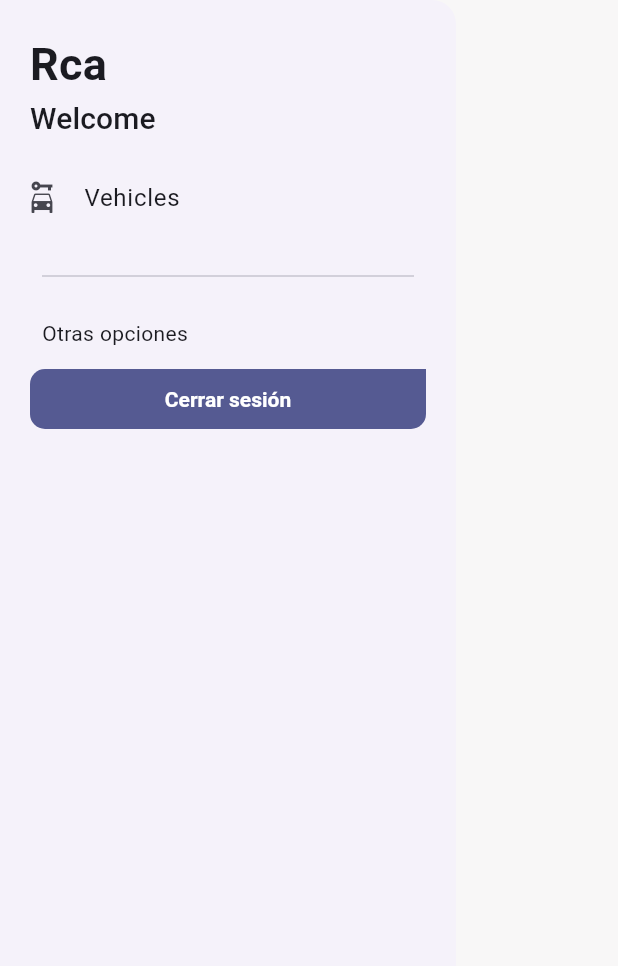
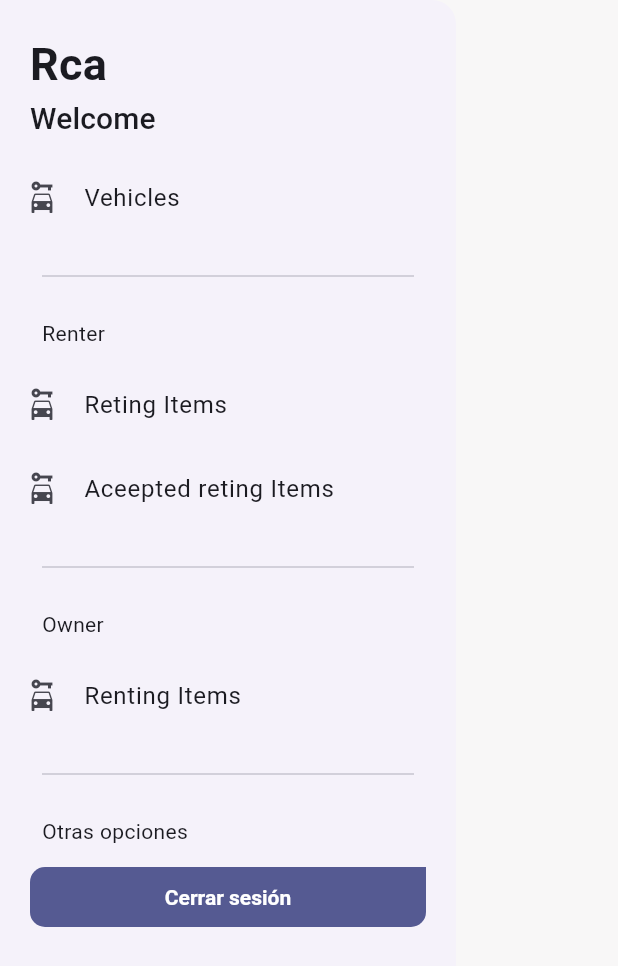
Before and after one commit to RentCarAssits/rca-app, a Flutter app: the SideMenu widget shown alone on an empty page, opened directly with empty values, on a phone screen of 412 x 824 dp. Shown: the top 966 px of the screen. Run offline on Flutter 3.47's test engine with Material 2 defaults, Android fonts, the phone set to English and light mode, and no system bars; our stand-ins replace dio, flutter_dotenv, flutter_riverpod, formz, go_router, google_fonts and 1 more; statements that could not run were skipped.

Commit message:
feat: add views for owner and renter  :o2:

```diff
--- a/lib/renting/domain/entities/vehicle.dart
+++ b/lib/renting/domain/entities/vehicle.dart
@@ -2,6 +2,7 @@
 import 'package:rca_app/iam/domain/domain.dart';
 
 class Vehicle {
+  final int? id;
   final String name;
   final String brand;
   final String model;
@@ -17,6 +18,7 @@ class Vehicle {
   final List<String> categories;
 
   Vehicle({
+    this.id,
     required this.name,
     required this.brand,
     required this.model,
--- a/lib/renting/presentation/screens/suppliers/vehicles_screen.dart
+++ b/lib/renting/presentation/screens/suppliers/vehicles_screen.dart
@@ -48,7 +48,7 @@ class _VehiclesViewState extends ConsumerState<_VehiclesView> {
         itemBuilder: (context, index) {
           final vehicle = vehiclesState.vehicles[index];
           return GestureDetector(
-            onTap: () => context.push('/vehicles/${vehicle.ownerId}'),
+            onTap: () => context.push('/vehicles/${vehicle.id}'),
             child: VehicleCard(vehicle: vehicle),
           );
         },
--- a/lib/shared/config/router/app_router.dart
+++ b/lib/shared/config/router/app_router.dart
@@ -1,4 +1,3 @@
-
 import 'package:flutter_riverpod/flutter_riverpod.dart';
 import 'package:go_router/go_router.dart';
 import 'package:rca_app/iam/iam.dart';
@@ -11,7 +10,6 @@ import 'package:rca_app/renting/presentation/screens/screens.dart';
 final appRouter = GoRouter(
   initialLocation: '/login',
   routes: [
-
     ///Iam
     GoRoute(
       path: '/login',
@@ -27,18 +25,23 @@ final appRouter = GoRouter(
       path: '/vehicles',
       builder: (context, state) => const VehiclesScreen(),
     ),
+    GoRoute(
+      path: '/vehicles/:id',
+      builder: (context, state) =>
+          VehicleScreen(vehicleId: int.parse(state.params['id'] ?? '0')),
+    ),
 
     GoRoute(
       path: '/renter-renting-order-items',
       builder: (context, state) => const RenterRentingOrdenItemsScreen(),
     ),
 
-     GoRoute(
+    GoRoute(
       path: '/accepted-renting-order-items',
       builder: (context, state) => const AcceptedRentingOrdenItemsScreen(),
     ),
 
-     GoRoute(
+    GoRoute(
       path: '/owner-renting-order-items',
       builder: (context, state) => const RentingOrdenItemsByVehicleScreen(),
     ),
--- a/lib/shared/widgets/side_menu.dart
+++ b/lib/shared/widgets/side_menu.dart
@@ -2,40 +2,33 @@ import 'package:flutter/material.dart';
 import 'package:flutter_riverpod/flutter_riverpod.dart';
 import 'package:go_router/go_router.dart';
 import 'package:rca_app/iam/presentation/providers/auth_provider.dart';
+
 // import 'package:go_router/go_router.dart';
 import 'package:rca_app/shared/shared.dart';
 
 import 'custom_filled_button.dart';
 
 class SideMenu extends ConsumerStatefulWidget {
-
   final GlobalKey<ScaffoldState> scaffoldKey;
 
-  const SideMenu({
-    super.key,
-    required this.scaffoldKey
-  });
+  const SideMenu({super.key, required this.scaffoldKey});
 
   @override
   SideMenuState createState() => SideMenuState();
 }
 
 class SideMenuState extends ConsumerState<SideMenu> {
-
   int navDrawerIndex = 0;
 
   @override
   Widget build(BuildContext context) {
-
     final hasNotch = MediaQuery.of(context).viewPadding.top > 35;
     final textStyles = Theme.of(context).textTheme;
-
 
     return NavigationDrawer(
         elevation: 1,
         selectedIndex: navDrawerIndex,
         onDestinationSelected: (value) {
-
           setState(() {
             navDrawerIndex = value;
           });
@@ -43,37 +36,60 @@ class SideMenuState extends ConsumerState<SideMenu> {
           // final menuItem = appMenuItems[value];
           // context.push( menuItem.link );
           widget.scaffoldKey.currentState?.closeDrawer();
-
         },
         children: [
-
           Padding(
             padding: EdgeInsets.fromLTRB(20, hasNotch ? 0 : 20, 16, 0),
-            child: Text('Rca', style: textStyles.titleMedium ),
+            child: Text('Rca', style: textStyles.titleMedium),
           ),
-
           Padding(
             padding: const EdgeInsets.fromLTRB(20, 0, 16, 10),
-            child: Text('Welcome', style: textStyles.titleSmall ),
+            child: Text('Welcome', style: textStyles.titleSmall),
           ),
-
-          const ListTile(
-            title: Text('Vehicles'),
-            leading: Icon(Icons.car_rental),
+          ListTile(
+            title: const Text('Vehicles'),
+            leading: const Icon(Icons.car_rental),
+            onTap: () => context.go('/vehicles'),
           ),
-
-
           const Padding(
             padding: EdgeInsets.fromLTRB(28, 16, 28, 10),
             child: Divider(),
           ),
-
+          const Padding(
+            padding: EdgeInsets.fromLTRB(28, 10, 16, 10),
+            child: Text('Renter'),
+          ),
+          ListTile(
+            title: const Text('Reting Items'),
+            leading: const Icon(Icons.car_rental),
+            onTap: () => context.go('/renter-renting-order-items'),
+          ),
+          ListTile(
+            title: const Text('Aceepted reting Items'),
+            leading: const Icon(Icons.car_rental),
+            onTap: () => context.go('/accepted-renting-order-items'),
+          ),
+          const Padding(
+            padding: EdgeInsets.fromLTRB(28, 16, 28, 10),
+            child: Divider(),
+          ),
+          const Padding(
+            padding: EdgeInsets.fromLTRB(28, 10, 16, 10),
+            child: Text('Owner'),
+          ),
+          ListTile(
+            title: const Text('Renting Items'),
+            leading: const Icon(Icons.car_rental),
+            onTap: () => context.go('/owner-renting-order-items'),
+          ),
+          const Padding(
+            padding: EdgeInsets.fromLTRB(28, 16, 28, 10),
+            child: Divider(),
+          ),
           const Padding(
             padding: EdgeInsets.fromLTRB(28, 10, 16, 10),
             child: Text('Otras opciones'),
           ),
-
-
           Padding(
             padding: const EdgeInsets.symmetric(horizontal: 20),
             child: CustomFilledButton(
@@ -81,11 +97,8 @@ class SideMenuState extends ConsumerState<SideMenu> {
                   ref.read(authProvider.notifier).logout();
                   context.go('/login');
                 },
-                text: 'Cerrar sesión'
-            ),
+                text: 'Cerrar sesión'),
           ),
-
-        ]
-    );
+        ]);
   }
 }
--- a/lib/shared/widgets/widgets.dart
+++ b/lib/shared/widgets/widgets.dart
@@ -1,5 +1,6 @@
 export 'custom_filled_button.dart';
 export 'custom_product_field.dart';
+export 'custom_vehicle_field.dart';
 export 'custom_text_form_field.dart';
 export 'full_screen_loader.dart';
 export 'geometrical_background.dart';
--- a/pubspec.yaml
+++ b/pubspec.yaml
@@ -19,6 +19,7 @@ dependencies:
   google_fonts: ^4.0.3
   shared_preferences: ^2.0.18
   stack_trace: ^1.11.0
+  intl: ^0.17.0
 
 dev_dependencies:
   flutter_lints: ^2.0.0
```
Also changed, not shown: lib/renting/infrastructure/datasources/vehicles_datasource_impl.dart (+14 -4 lines), lib/renting/infrastructure/mappers/vehicle_mapper.dart (+4 -3 lines), lib/renting/presentation/screens/suppliers/supplier_screen.dart (+45 -51 lines), lib/shared/widgets/custom_vehicle_field.dart (added, +52 -0 lines), pubspec.lock.
